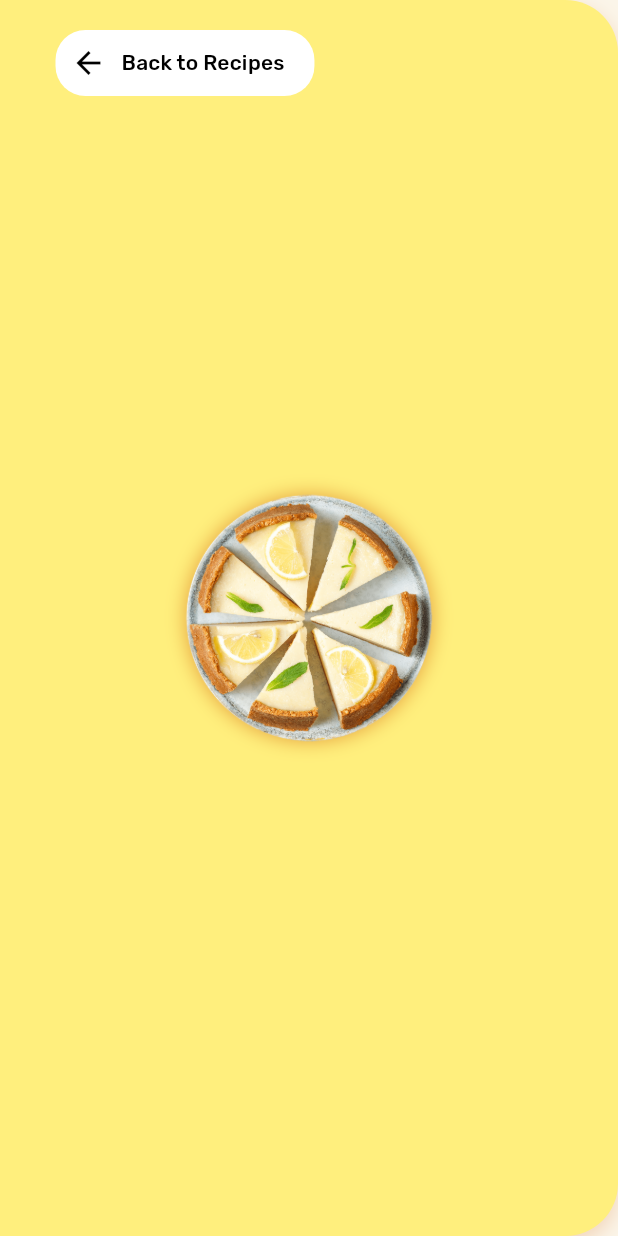
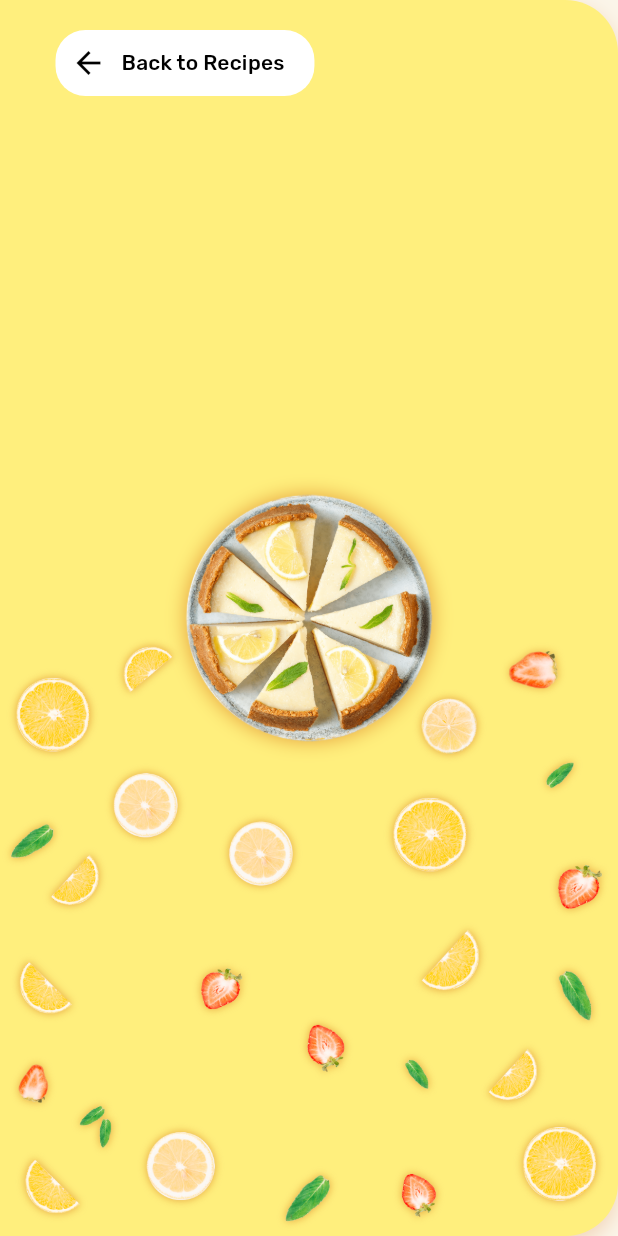
Before and after one commit to Roaa94/recipes_ui_app, a Flutter app: the RecipePageSidebar widget shown alone on an empty page, opened directly with sample values from the repository, on a phone screen of 412 x 824 dp. Run offline on Flutter 3.47's test engine with Material 2 defaults, Android fonts, the phone set to English and light mode, and no system bars; our stand-ins replace flutter_riverpod, sensors_plus.

Commit message:
feat: adds responsive recipe image pattern to sidebar

```diff
--- a/lib/features/recipes/models/recipe.dart
+++ b/lib/features/recipes/models/recipe.dart
@@ -21,7 +21,9 @@ class Recipe {
     required this.bgColor,
   });
 
-  String get bgImage => 'assets/images/desserts/$bgImageName.png';
+  String get bgImage =>
+      bgImageName.isEmpty ? '' : 'assets/images/desserts/$bgImageName.png';
 
-  String get bgImageLg => 'assets/images/desserts/$bgImageName-lg.png';
+  String get bgImageLg =>
+      bgImageName.isEmpty ? '' : 'assets/images/desserts/$bgImageName-lg.png';
 }
--- a/lib/features/recipes/views/widgets/recipe_image_pattern.dart
+++ b/lib/features/recipes/views/widgets/recipe_image_pattern.dart
@@ -1,6 +1,7 @@
 import 'dart:ui';
 
 import 'package:flutter/material.dart';
+import 'package:flutter_vikings/core/enums/screen_size.dart';
 import 'package:flutter_vikings/core/styles/app_colors.dart';
 import 'package:flutter_vikings/core/widgets/gyroscope_or_pointer_effect.dart';
 import 'package:flutter_vikings/features/recipes/models/recipe.dart';
@@ -17,20 +18,28 @@ class RecipeImagePattern extends StatelessWidget {
 
   @override
   Widget build(BuildContext context) {
+    String bgImage =
+        ScreenSize.of(context).isLarge ? recipe.bgImageLg : recipe.bgImage;
+    AlignmentGeometry alignment = ScreenSize.of(context).isLarge
+        ? Alignment.center
+        : Alignment.bottomCenter;
     return Stack(
       clipBehavior: Clip.none,
       children: [
         GyroscopeOrPointerEffect(
           offsetMultiplier: 1.5,
           maxMovableDistance: 12,
+          child: Align(
+            alignment: alignment,
             child: ClipRRect(
               borderRadius: borderRadius,
               child: ImageFiltered(
                 imageFilter: ImageFilter.blur(sigmaY: 3, sigmaX: 3),
                 child: Image.asset(
-                recipe.bgImage,
+                  bgImage,
                   color: AppColors.orangeDark.withOpacity(0.5),
-                alignment: Alignment.bottomCenter,
+                  alignment: alignment,
+                ),
               ),
             ),
           ),
@@ -41,8 +50,8 @@ class RecipeImagePattern extends StatelessWidget {
             child: Container(
               decoration: BoxDecoration(
                 image: DecorationImage(
-                  image: AssetImage(recipe.bgImage),
-                  alignment: Alignment.bottomCenter,
+                  image: AssetImage(bgImage),
+                  alignment: alignment,
                 ),
               ),
             ),
--- a/lib/features/recipes/views/widgets/recipe_page_sidebar.dart
+++ b/lib/features/recipes/views/widgets/recipe_page_sidebar.dart
@@ -2,6 +2,7 @@ import 'package:flutter/material.dart';
 import 'package:flutter_vikings/core/widgets/app_bar_leading.dart';
 import 'package:flutter_vikings/features/recipes/models/recipe.dart';
 import 'package:flutter_vikings/features/recipes/views/widgets/recipe_image.dart';
+import 'package:flutter_vikings/features/recipes/views/widgets/recipe_image_pattern.dart';
 import 'package:flutter_vikings/features/recipes/views/widgets/recipe_page_image_bg.dart';
 
 class RecipePageSidebar extends StatelessWidget {
@@ -25,6 +26,14 @@ class RecipePageSidebar extends StatelessWidget {
             topRight: Radius.circular(35),
           ),
         ),
+        if (recipe.bgImageLg.isNotEmpty)
+          RecipeImagePattern(
+            recipe,
+            borderRadius: const BorderRadius.only(
+              bottomRight: Radius.circular(35),
+              topRight: Radius.circular(35),
+            ),
+          ),
         Center(
           child: SizedBox(
             width: MediaQuery.of(context).size.width * 0.4,
```
Also changed, not shown: assets/images/desserts/01-lemon-cheesecake-bg-lg.png (added). Lines whose indentation alone changed are shown as unchanged.
